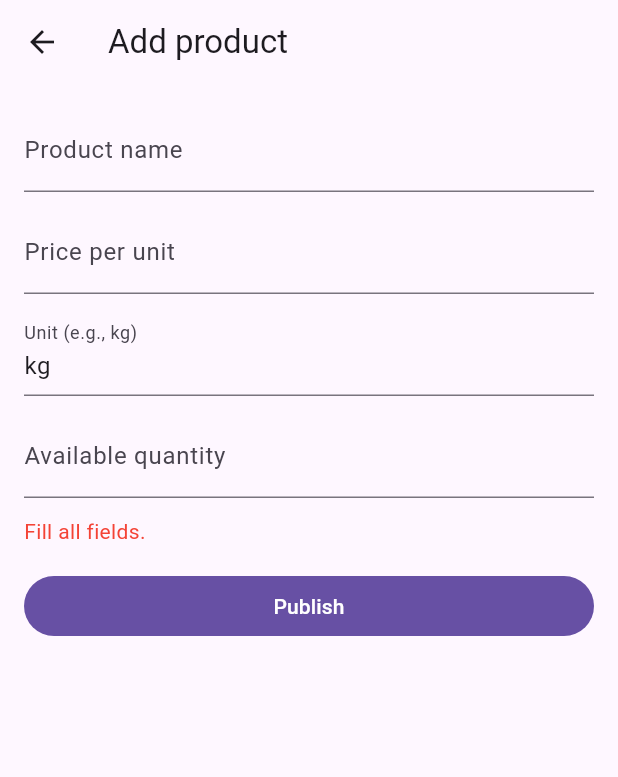
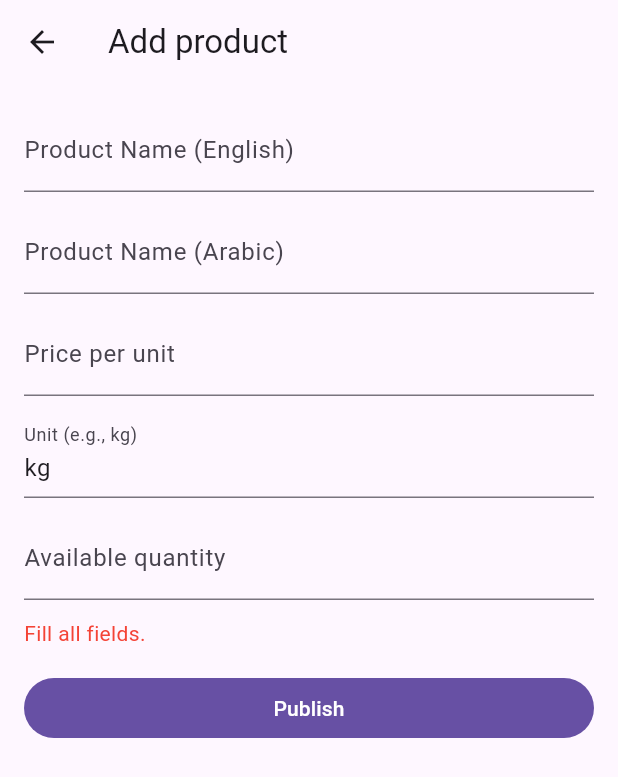
Before and after one commit to mailearn26-dev/shagaya_mvp, a Flutter app: the AddProductScreen screen opened directly, after a tap on "Publish", on a phone screen of 412 x 824 dp. Shown: the top 777 px of the screen. Run offline on Flutter 3.47's test engine with Material 3 defaults, Android fonts, the phone set to English and light mode, and no system bars; our stand-ins replace cloud_firestore, firebase_auth, firebase_core, geolocator; accounts and stored records are empty.

Commit message:
feat: add support for localized product names in screens

```diff
--- a/lib/screens/add_product_screen.dart
+++ b/lib/screens/add_product_screen.dart
@@ -12,7 +12,8 @@ class AddProductScreen extends StatefulWidget {
 
 class _AddProductScreenState extends State<AddProductScreen> {
   final fs = FirestoreService();
-  final name = TextEditingController();
+  final nameEn = TextEditingController();
+  final nameAr = TextEditingController();
   final price = TextEditingController();
   final unit = TextEditingController(text: 'kg');
   final qty = TextEditingController();
@@ -31,7 +32,8 @@ class _AddProductScreenState extends State<AddProductScreen> {
       final userDoc = await fs.userDoc(uid).get();
       final u = userDoc.data() ?? {};
 
-      if (name.text.trim().isEmpty ||
+      if (nameEn.text.trim().isEmpty ||
+          nameAr.text.trim().isEmpty ||
           price.text.trim().isEmpty ||
           unit.text.trim().isEmpty ||
           qty.text.trim().isEmpty) {
@@ -41,7 +43,9 @@ class _AddProductScreenState extends State<AddProductScreen> {
 
       await fs.productsCol().add({
         'farmerId': uid,
-        'name': name.text.trim(),
+        'name': nameEn.text.trim(), // Default name
+        'nameEn': nameEn.text.trim(),
+        'nameAr': nameAr.text.trim(),
         'price': double.tryParse(price.text.trim()) ?? price.text.trim(),
         'unit': unit.text.trim(),
         'qty': double.tryParse(qty.text.trim()) ?? qty.text.trim(),
@@ -69,7 +73,9 @@ class _AddProductScreenState extends State<AddProductScreen> {
         padding: const EdgeInsets.all(16),
         child: ListView(
           children: [
-            TextField(controller: name, decoration: InputDecoration(labelText: s.productName)),
+            TextField(controller: nameEn, decoration: InputDecoration(labelText: 'Product Name (English)')),
+            const SizedBox(height: 12),
+            TextField(controller: nameAr, decoration: InputDecoration(labelText: 'Product Name (Arabic)')),
             const SizedBox(height: 12),
             TextField(controller: price, decoration: InputDecoration(labelText: s.pricePerUnit), keyboardType: TextInputType.number),
             const SizedBox(height: 12),
--- a/lib/screens/home_screen.dart
+++ b/lib/screens/home_screen.dart
@@ -99,7 +99,6 @@ class _HomeScreenState extends State<HomeScreen> {
               PopupMenuItem(value: 'ar', child: Text('العربية')),
             ],
           ),
-
           IconButton(
             onPressed: () => Navigator.of(context).push(
               MaterialPageRoute(builder: (_) => const RequestsInboxScreen()),
@@ -148,8 +147,11 @@ class _HomeScreenState extends State<HomeScreen> {
                   itemBuilder: (context, i) {
                     final d = docs[i];
                     final m = d.data();
+                    final productName = Localizations.localeOf(context).languageCode == 'ar'
+                        ? (m['nameAr'] ?? m['name'] ?? '')
+                        : (m['nameEn'] ?? m['name'] ?? '');
                     return ListTile(
-                      title: Text((m['name'] ?? '') as String),
+                      title: Text(productName),
                       subtitle: Text('${m['price'] ?? ''} / ${m['unit'] ?? ''} • Qty: ${m['qty'] ?? ''}'),
                       trailing: const Icon(Icons.chevron_right),
                       onTap: () => Navigator.of(context).push(
--- a/lib/screens/product_details_screen.dart
+++ b/lib/screens/product_details_screen.dart
@@ -76,12 +76,15 @@ class _ProductDetailsScreenState extends State<ProductDetailsScreen> {
               final farmer = farmerSnap.data!.data() ?? {};
               final farmerPhone = (farmer['phone'] ?? '') as String;
 
+              final productName = Localizations.localeOf(context).languageCode == 'ar'
+                  ? (product['nameAr'] ?? product['name'] ?? '')
+                  : (product['nameEn'] ?? product['name'] ?? '');
+
               return Padding(
                 padding: const EdgeInsets.all(16),
                 child: ListView(
                   children: [
-                    Text((product['name'] ?? '') as String,
-                        style: Theme.of(context).textTheme.headlineSmall),
+                    Text(productName, style: Theme.of(context).textTheme.headlineSmall),
                     const SizedBox(height: 8),
                     Text('${product['price']} / ${product['unit']}'),
                     const SizedBox(height: 8),
@@ -112,7 +115,7 @@ class _ProductDetailsScreenState extends State<ProductDetailsScreen> {
                                 ? null
                                 : () => _launchWhatsApp(
                                       farmerPhone,
-                                      'Hello, I am interested in ${product['name']}. Qty: ${qty.text.trim().isEmpty ? 'N/A' : qty.text.trim()}',
+                                      'Hello, I am interested in ${productName}. Qty: ${qty.text.trim().isEmpty ? 'N/A' : qty.text.trim()}',
                                     ),
                             icon: const Icon(Icons.chat),
                             label: Text(s.whatsapp),
```
Lines whose indentation alone changed are shown as unchanged.
